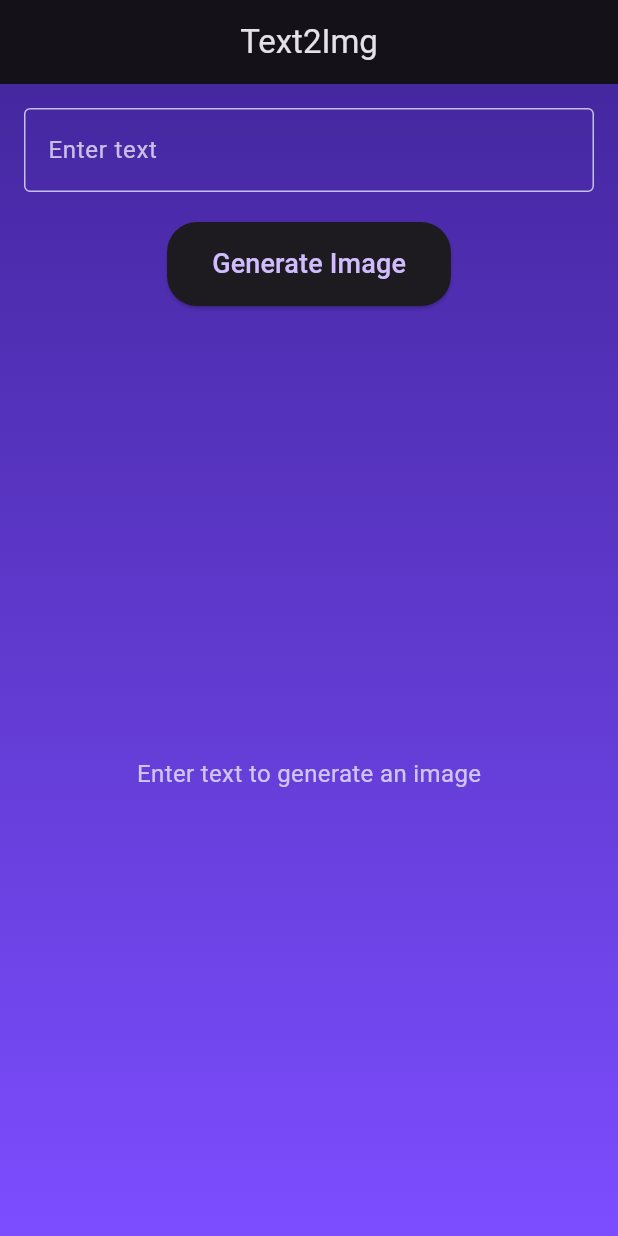
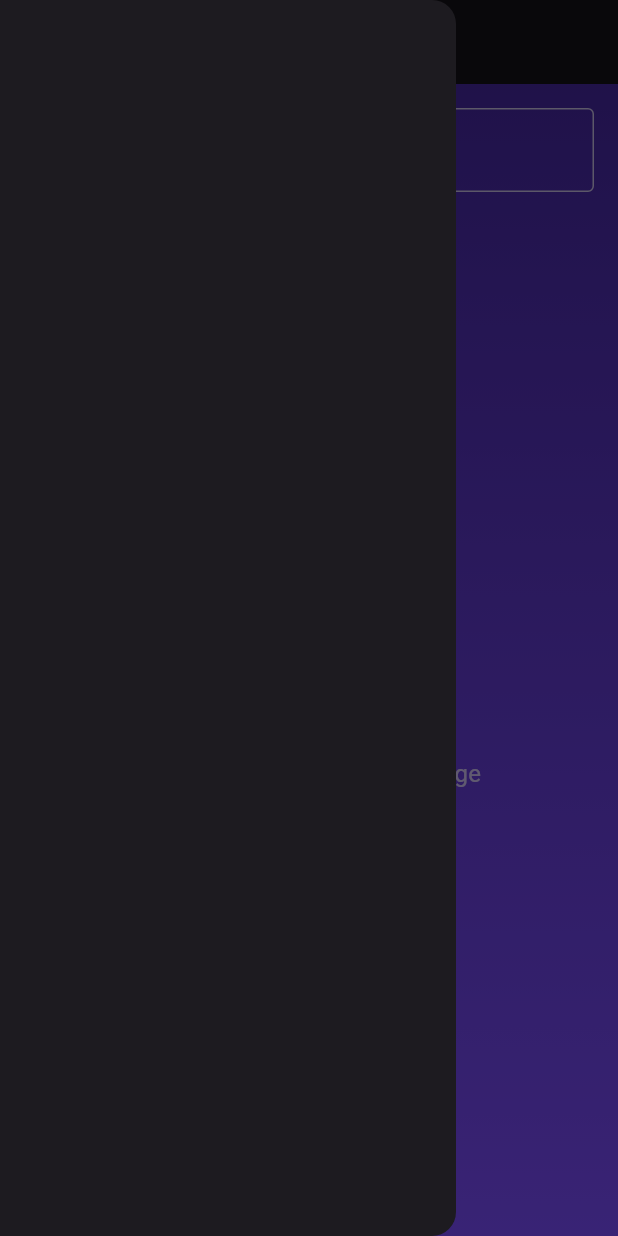
Before and after one commit to Sulimalogy/Text2ImgFlutterApp, a Flutter app: the screen it shows after launch, with the side drawer open (before the commit the screen has no drawer), on a phone screen of 412 x 824 dp. Run offline on Flutter 3.47's test engine with Material 3 defaults, Android fonts, the light colour scheme and no system bars; our stand-ins replace audioplayers, flutter_spinkit.

Commit message:
add drawer

```diff
--- a/lib/home.dart
+++ b/lib/home.dart
@@ -7,6 +7,7 @@ import 'package:flutter/material.dart';
 import 'package:http/http.dart' as http;
 import 'package:flutter_spinkit/flutter_spinkit.dart';
 import 'package:audioplayers/audioplayers.dart';
+import 'package:text2img/logDrawer.dart';
 
 class HomePage extends StatefulWidget {
   const HomePage({super.key});
@@ -19,7 +20,6 @@ class _HomePageState extends State<HomePage>
     with SingleTickerProviderStateMixin {
   final TextEditingController _controller = TextEditingController();
   Uint8List? _imageData;
-  final List _imageHistory = [];
   bool _loading = false;
   final AudioPlayer _audioPlayer = AudioPlayer();
 
@@ -46,7 +46,8 @@ class _HomePageState extends State<HomePage>
 
     const String apiUrl =
         'https://api-inference.huggingface.co/models/ZB-Tech/Text-to-Image';
-    const String apiKey = ''; // Replace with your API key
+    const String apiKey =
+        ''; // Replace with your API key
     print("requesting: $apiUrl \n $text");
     final response = await http.post(
       Uri.parse(apiUrl),
@@ -82,19 +83,16 @@ class _HomePageState extends State<HomePage>
   @override
   Widget build(BuildContext context) {
     return Scaffold(
-      /*drawer: Drawer(
-        child: Column(children: [
-          for (var i in _imageHistory)
-            Image.memory(
-              _imageData!,
-              fit: BoxFit.contain,
-              semanticLabel: i.toString(),
-            ),
-        ]),
-      ),*/
+      drawer: const LogDrawer(),
       appBar: AppBar(
         title: const Text('Text2Img'),
         centerTitle: true,
+        leading: Builder(builder: (BuildContext context2) {
+          return IconButton(
+            icon: const Icon(Icons.history),
+            onPressed: () => Scaffold.of(context2).openDrawer(),
+          );
+        }),
       ),
       body: Stack(
         children: [
@@ -107,7 +105,7 @@ class _HomePageState extends State<HomePage>
                   controller: _controller,
                   style: const TextStyle(color: Colors.white),
                   decoration: const InputDecoration(
-                    labelText: 'Enter text',
+                    labelText: 'Enter text to generate image',
                     labelStyle: TextStyle(color: Colors.white70),
                     enabledBorder: OutlineInputBorder(
                       borderSide: BorderSide(color: Colors.white70),
--- /dev/null
+++ b/lib/logDrawer.dart
@@ -0,0 +1,28 @@
+import 'dart:typed_data';
+import 'package:flutter/material.dart';
+
+class LogDrawer extends StatefulWidget {
+  const LogDrawer({super.key});
+
+  @override
+  _LogDrawerState createState() => _LogDrawerState();
+}
+
+class _LogDrawerState extends State<LogDrawer> {
+    final List _imageHistory = [];
+  Uint8List? _imageData;
+
+  @override
+  Widget build(BuildContext context) {
+    return Drawer(
+      child: Column(children: [
+        for (var i in _imageHistory)
+          Image.memory(
+            _imageData!,
+            fit: BoxFit.contain,
+            semanticLabel: i.toString(),
+          ),
+      ]),
+    );
+  }
+}
```
Also changed, not shown: s4FCnT-tSnSVY0-Y8nll5jV63Zc=.png (added).
